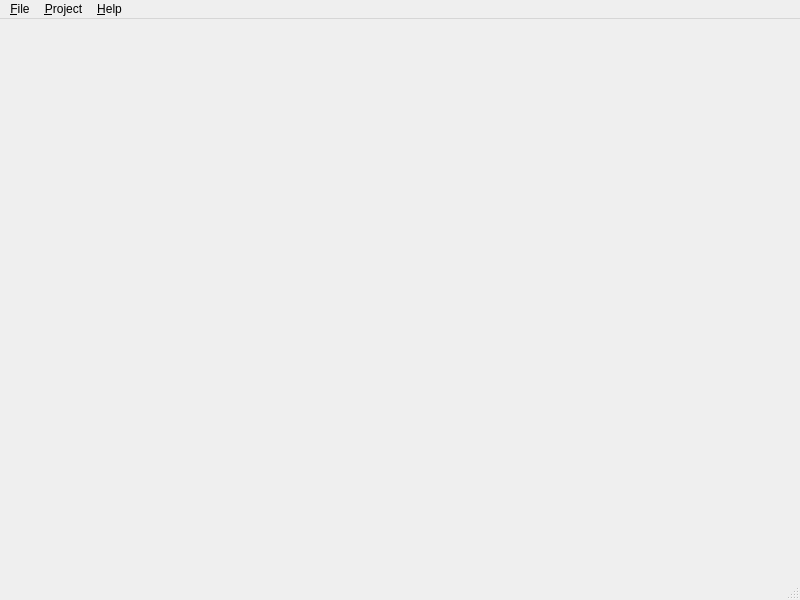
Old version of the form yatel/gui/uis/MainWindow.ui in the repository leliel12/yatel.
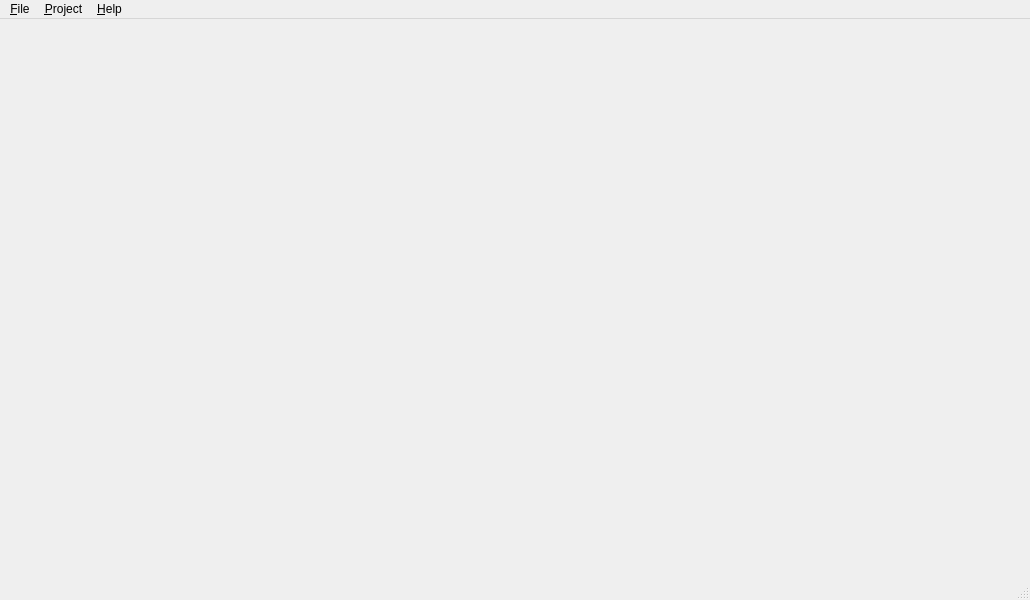
New version of the form.

Commit message: end doc of yatel/gui/network.py

What changed in the file:
```diff
--- a/yatel/gui/uis/MainWindow.ui
+++ b/yatel/gui/uis/MainWindow.ui
@@ -6,7 +6,7 @@
    <rect>
     <x>0</x>
     <y>0</y>
-    <width>800</width>
+    <width>1030</width>
     <height>600</height>
    </rect>
   </property>
@@ -25,7 +25,7 @@
     <rect>
      <x>0</x>
      <y>0</y>
-     <width>800</width>
+     <width>1030</width>
      <height>22</height>
     </rect>
    </property>
```
The commit also changes 3 other files.
